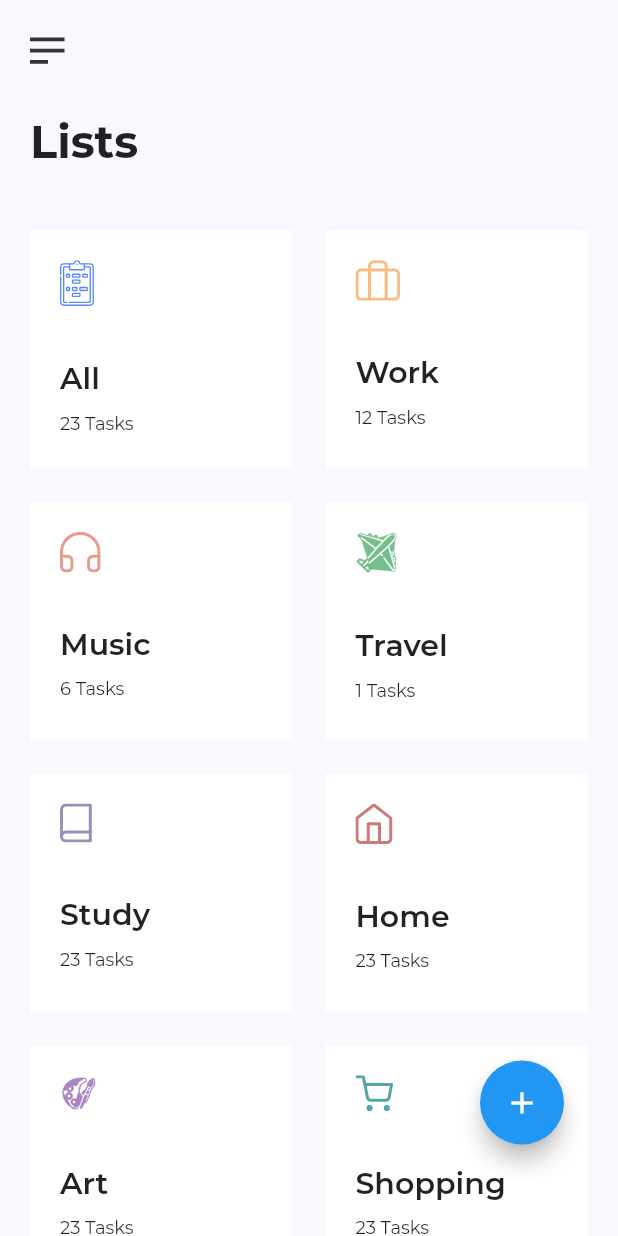
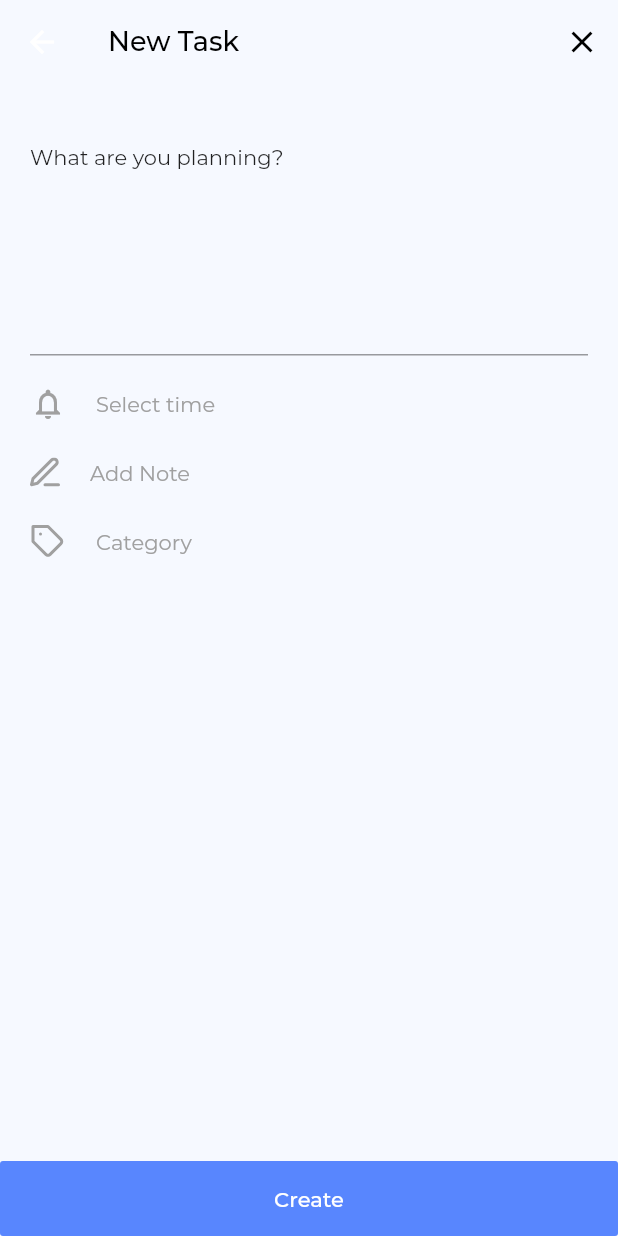
Before and after one commit to chiebuka39/task_app, a Flutter app: the screen it shows after launch, after a tap on the "add" icon, on a phone screen of 412 x 824 dp. Run offline on Flutter 3.47's test engine with Material 2 defaults, Android fonts, the phone set to English and light mode, and no system bars; our stand-ins replace after_layout, cloud_firestore, flutter_datetime_picker, flutter_svg, get_it; missing offline and left inert: select_dialog; accounts and stored records are empty; project files that could hold a hidden picture were left out.

Commit message:
finished all the neccesary tasks

```diff
--- a/lib/data/repo/tasks_api.dart
+++ b/lib/data/repo/tasks_api.dart
@@ -1,3 +1,5 @@
+import 'dart:async';
+
 import 'package:cloud_firestore/cloud_firestore.dart';
 import 'package:task_app/data/models/task.dart';
 
@@ -57,7 +59,7 @@ class TaskApi extends AbstractTaskApi{
   }
 
   @override
-  Future<DataResult<List<Task>>> fetchAllTasks({String churchId, String type}) async{
+  Future<DataResult<List<Task>>> fetchAllTasks() async{
     DataResult<List<Task>> result = DataResult();
     result.error = false;
 
@@ -81,12 +83,39 @@ class TaskApi extends AbstractTaskApi{
     return result;
   }
 
+  Stream<List<Task>> listenForTasks()  {
+    var streamTransformer =
+    StreamTransformer<QuerySnapshot, List<Task>>.fromHandlers(
+      handleData: (QuerySnapshot data, EventSink sink) {
+        List<Task> tasks = [];
+        data.documents.forEach((element) {
+          tasks.add(Task.fromJson(element.data));
+        });
+        sink.add(tasks);
+      },
+      handleError: (error, stacktrace, sink) {
+        print("ppppp release error");
+        sink.addError('Something went wrong: $error');
+      },
+      handleDone: (sink) {
+        sink.close();
+      },
+    );
+    final response =  database
+        .collection("tasks").snapshots();
+
+
+    return response.transform(streamTransformer);
+  }
+
+
 }
 
 abstract class AbstractTaskApi{
 
   Future<DataResult<void>> createTask(Task task);
   Future<DataResult<void>> editTask(Task task);
-  Future<DataResult<List<Task>>> fetchAllTasks({String churchId, String type});
+  Future<DataResult<List<Task>>> fetchAllTasks();
+  Stream<List<Task>> listenForTasks();
 
 }
--- a/lib/data/view_models/task_view_model.dart
+++ b/lib/data/view_models/task_view_model.dart
@@ -1,6 +1,9 @@
 import 'package:flutter/foundation.dart';
 import 'package:task_app/data/data_result.dart';
 import 'package:task_app/data/models/task.dart';
+import 'package:task_app/locator.dart';
+
+import '../repo/tasks_api.dart';
 
 abstract class AbstractTaskViewModel extends ChangeNotifier{
   List<Task> _tasks;
@@ -10,10 +13,12 @@ abstract class AbstractTaskViewModel extends ChangeNotifier{
 
   Future<DataResult<void>> createTask(Task task);
   Future<DataResult<void>> editTask(Task task);
-  Future<DataResult<List<Task>>> fetchAllTasks({String churchId, String type});
+  Future<DataResult<List<Task>>> fetchAllTasks();
+  Stream<List<Task>> listenForTasks();
 }
 
 class TaskViewModel extends AbstractTaskViewModel{
+  final  _api = locator<AbstractTaskApi>();
   @override
   void set tasks(List<Task> value) {
     _tasks= value;
@@ -22,8 +27,7 @@ class TaskViewModel extends AbstractTaskViewModel{
 
   @override
   Future<DataResult<void>> createTask(Task task) {
-    // TODO: implement createTask
-    return null;
+    return _api.createTask(task);
   }
 
   @override
@@ -33,9 +37,13 @@ class TaskViewModel extends AbstractTaskViewModel{
   }
 
   @override
-  Future<DataResult<List<Task>>> fetchAllTasks({String churchId, String type}) {
-    // TODO: implement fetchAllTasks
-    return null;
+  Future<DataResult<List<Task>>> fetchAllTasks() {
+    return _api.fetchAllTasks();
+  }
+
+  @override
+  Stream<List<Task>> listenForTasks() {
+    return _api.listenForTasks();
   }
 
 }
--- /dev/null
+++ b/lib/locator.dart
@@ -0,0 +1,10 @@
+import 'package:get_it/get_it.dart';
+
+import 'data/repo/tasks_api.dart';
+import 'data/repo/tasks_api.dart';
+
+GetIt locator = GetIt.instance;
+void setupLocator() {
+  locator.registerLazySingleton<AbstractTaskApi>(() => TaskApi());
+
+}
--- a/lib/main.dart
+++ b/lib/main.dart
@@ -3,11 +3,15 @@ import 'package:flutter_svg/flutter_svg.dart';
 import 'package:provider/provider.dart';
 import 'package:provider/single_child_widget.dart';
 import 'package:task_app/data/view_models/task_view_model.dart';
+import 'package:task_app/locator.dart';
 import 'package:task_app/screens/home_screennn.dart';
 import 'package:task_app/utils/app_colors.dart';
 import 'package:task_app/utils/app_styles.dart';
 
-void main() => runApp(MyApp());
+void main() {
+  setupLocator();
+  runApp(MyApp());
+}
 
 class MyApp extends StatelessWidget {
   // This widget is the root of your application.
--- a/lib/screens/category_detail_screen.dart
+++ b/lib/screens/category_detail_screen.dart
@@ -3,9 +3,12 @@ import 'package:flutter/material.dart';
 import 'package:flutter_svg/flutter_svg.dart';
 import 'package:task_app/data/models/task.dart';
 import 'package:task_app/screens/home_screennn.dart';
+import 'package:task_app/screens/new_task_screen.dart';
 import 'package:task_app/utils/app_colors.dart';
 import 'package:task_app/utils/app_styles.dart';
 import 'package:task_app/utils/utils.dart';
+
+import '../utils/utils.dart';
 
 class CategoryDetailScreen extends StatefulWidget {
   final Lists lists;
@@ -33,8 +36,15 @@ class _CategoryDetailScreenState extends State<CategoryDetailScreen> {
   var today = DateTime.now();
 
   void handleTasks(List<Task> tasks1) {
-    _pastTasks = tasks1.where((test) => test.time.day < today.day && test.time.month <= today.month).toList();
-    _newTasks = tasks1.where((test) => test.time.day > today.day && test.time.month >= today.month).toList();
+    _pastTasks = tasks1
+        .where((test) =>
+            test.time.day < today.day && test.time.month <= today.month)
+        .toList();
+    _newTasks = tasks1
+        .where((test) =>
+            test.time.day >= today.day && test.time.month >= today.month)
+        .toList();
+
     for (var i = 0; i < _newTasks.length; i++) {
       Task notif = _newTasks[i];
       //print("ooopp ${!notif.time.difference(DateTime.now()).isNegative} -- ${notif.time.toUtc()}");
@@ -49,18 +59,19 @@ class _CategoryDetailScreenState extends State<CategoryDetailScreen> {
         } else {
           tasks.last.add(notif);
         }
-
+      }
     }
 
-
+    if (_pastTasks.isNotEmpty) {
+      tasks.insert(0, _pastTasks);
     }
 
-    tasks.insert(0, _pastTasks);
-    print("tttt $tasks");
+    print("ttggtt $tasks");
   }
 
   @override
   void initState() {
+    print("cccc ${widget.tasks}");
     handleTasks(widget.tasks);
     super.initState();
   }
@@ -68,6 +79,16 @@ class _CategoryDetailScreenState extends State<CategoryDetailScreen> {
   @override
   Widget build(BuildContext context) {
     return Scaffold(
+      floatingActionButton: Padding(
+        padding: const EdgeInsets.only(bottom: 45, right: 20),
+        child: FloatingActionButton(
+          onPressed: () {
+            Navigator.of(context).push(NewTaskScreen.route());
+          },
+          tooltip: 'Increment',
+          child: Icon(Icons.add),
+        ),
+      ),
       body: Stack(
         children: <Widget>[
           Positioned(
@@ -85,7 +106,7 @@ class _CategoryDetailScreenState extends State<CategoryDetailScreen> {
                       color: AppColors.white,
                     ),
                     SizedBox(
-                      height: 37,
+                      height: MediaQuery.of(context).size.height / 40,
                     ),
                     Container(
                       margin: EdgeInsets.only(left: 20),
@@ -136,14 +157,15 @@ class _CategoryDetailScreenState extends State<CategoryDetailScreen> {
                       topLeft: Radius.circular(40),
                       topRight: Radius.circular(40))),
               height: MediaQuery.of(context).size.height / 1.5,
-              child: widget.tasks.isNotEmpty ? CustomScrollView(
+              child: widget.tasks.isNotEmpty
+                  ? CustomScrollView(
                       slivers: <Widget>[
-
                         for (var c in tasks)
                           SliverList(
                             delegate: SliverChildListDelegate([
                               Padding(
-                          padding: const EdgeInsets.only(left: 20, top: 30),
+                                padding:
+                                    const EdgeInsets.only(left: 20, top: 30),
                                 child: Text(
                                   getDatTitle(c.first),
                                   style: AppStyles.taskSubTitle,
@@ -157,7 +179,8 @@ class _CategoryDetailScreenState extends State<CategoryDetailScreen> {
                                   child: Row(
                                     children: <Widget>[
                                       Column(
-                                  crossAxisAlignment: CrossAxisAlignment.start,
+                                        crossAxisAlignment:
+                                            CrossAxisAlignment.start,
                                         children: <Widget>[
                                           Text(
                                             i.title,
@@ -166,25 +189,32 @@ class _CategoryDetailScreenState extends State<CategoryDetailScreen> {
                                           SizedBox(
                                             height: 7,
                                           ),
-                                    Text(
-                                        "${AppUtils.addLeadingZeroIfNeeded(i.time.hour)}:"
-                                            "${AppUtils.addLeadingZeroIfNeeded(i.time.minute)} ${AppUtils.getMonthStringFull(i.time.month)} ${AppUtils.addLeadingZeroIfNeeded(i.time.day)}")
+                                          Text(AppUtils.getDate(i.time))
                                         ],
                                       ),
                                       Spacer(),
-                                SvgPicture.asset("assets/images/unchecked.svg")
+                                      SvgPicture.asset(
+                                          "assets/images/unchecked.svg")
                                     ],
                                   ),
                                 )
                             ]),
                           ),
                       ],
-              ): Center(child: Text("Empty"),),
+                    )
+                  : Center(
+                      child: Text("Empty"),
+                    ),
             ),
           )
         ],
       ),
     );
+  }
+
+  String getDate(Task i) {
+    return "${AppUtils.addLeadingZeroIfNeeded(i.time.hour)}:"
+        "${AppUtils.addLeadingZeroIfNeeded(i.time.minute)} ${AppUtils.getMonthStringFull(i.time.month)} ${AppUtils.addLeadingZeroIfNeeded(i.time.day)}";
   }
 
   String getDatTitle(Task task) {
--- a/lib/screens/home_screennn.dart
+++ b/lib/screens/home_screennn.dart
@@ -1,9 +1,14 @@
+import 'package:after_layout/after_layout.dart';
 import 'package:flutter/material.dart';
 import 'package:flutter_svg/svg.dart';
+import 'package:provider/provider.dart';
 import 'package:task_app/data/models/task.dart';
 import 'package:task_app/screens/category_detail_screen.dart';
+import 'package:task_app/screens/new_task_screen.dart';
 import 'package:task_app/utils/app_colors.dart';
 import 'package:task_app/utils/app_styles.dart';
+
+import '../data/view_models/task_view_model.dart';
 
 class MyHomePage extends StatefulWidget {
   MyHomePage({Key key, this.title}) : super(key: key);
@@ -14,10 +19,11 @@ class MyHomePage extends StatefulWidget {
   _MyHomePageState createState() => _MyHomePageState();
 }
 
-class _MyHomePageState extends State<MyHomePage> {
+class _MyHomePageState extends State<MyHomePage>
+    with AfterLayoutMixin<MyHomePage> {
   int _counter = 0;
   List<Lists> _list = [];
-  List<Task> _tasks = Task.tasks;
+  List<Task> _tasks = [];
   List<Task> _workTasks = [];
   List<Task> _musicTasks = [];
   List<Task> _travelTasks = [];
@@ -25,6 +31,8 @@ class _MyHomePageState extends State<MyHomePage> {
   List<Task> _homeTasks = [];
   List<Task> _artTasks = [];
   List<Task> _shoppingTasks = [];
+
+  AbstractTaskViewModel _taskViewModel;
   void _incrementCounter() {
     setState(() {
       _counter++;
@@ -44,7 +52,21 @@ class _MyHomePageState extends State<MyHomePage> {
       Lists(name: "Shopping", icon: "shop", size: 23),
     ];
 
-    _tasks.forEach((task) {
+    //handleTasks(Task.tasks);
+
+    super.initState();
+  }
+
+  void handleTasks(List<Task> t) {
+    _tasks = [];
+    _workTasks = [];
+    _musicTasks = [];
+    _travelTasks = [];
+    _studyTasks = [];
+    _homeTasks = [];
+    _artTasks = [];
+    _shoppingTasks = [];
+    t.forEach((task) {
       if (task.category == "Work") {
         _workTasks.add(task);
       } else if (task.category == "Music") {
@@ -62,11 +84,41 @@ class _MyHomePageState extends State<MyHomePage> {
       }
     });
 
-    super.initState();
+    _list.asMap().forEach((index,element) {
+      if (element.name == "Work") {
+        _list[index].size = _workTasks.length;
+      } else if (element.name == "Music") {
+        _list[index].size = _musicTasks.length;
+      } else if (element.name == "Travel") {
+        element.size = _travelTasks.length;
+      } else if (element.name == "Study") {
+        _list[index].size = _studyTasks.length;
+      } else if (element.name == "Home") {
+        _list[index].size = _homeTasks.length;
+      } else if (element.name == "Art") {
+        _list[index].size = _artTasks.length;
+      } else if (element.name == "Shopping") {
+        _list[index].size = _shoppingTasks.length;
+      } else if (element.name == "All") {
+        _list[index].size = t.length;
+      }
+    });
+
+    _tasks = t;
+    print("mmmm $_tasks");
+    setState(() {});
+  }
+
+  @override
+  void afterFirstLayout(BuildContext context) async {
+    _taskViewModel.listenForTasks().listen((event) {
+      handleTasks(event);
+    });
   }
 
   @override
   Widget build(BuildContext context) {
+    _taskViewModel = Provider.of(context);
     return Scaffold(
       backgroundColor: AppColors.screenBgColor,
       body: SafeArea(
@@ -99,7 +151,7 @@ class _MyHomePageState extends State<MyHomePage> {
               gridDelegate: new SliverGridDelegateWithFixedCrossAxisCount(
                 mainAxisSpacing: 22.0,
                 crossAxisSpacing: 22.0,
-                childAspectRatio: 1.1,
+                childAspectRatio: 1,
                 crossAxisCount: 2,
               ),
               delegate: new SliverChildBuilderDelegate(
@@ -112,7 +164,7 @@ class _MyHomePageState extends State<MyHomePage> {
                     },
                     child: new Container(
                       padding: EdgeInsets.all(20),
-                      height: 160,
+                      height: 166,
                       color: Colors.white,
                       child: Column(
                         crossAxisAlignment: CrossAxisAlignment.start,
@@ -147,7 +199,9 @@ class _MyHomePageState extends State<MyHomePage> {
       floatingActionButton: Padding(
         padding: const EdgeInsets.only(bottom: 45, right: 20),
         child: FloatingActionButton(
-          onPressed: _incrementCounter,
+          onPressed: (){
+            Navigator.of(context).push(NewTaskScreen.route());
+          },
           tooltip: 'Increment',
           child: Icon(Icons.add),
         ),
--- /dev/null
+++ b/lib/screens/new_task_screen.dart
@@ -0,0 +1,259 @@
+import 'package:flutter/cupertino.dart';
+import 'package:flutter/material.dart';
+import 'package:flutter_datetime_picker/flutter_datetime_picker.dart';
+import 'package:flutter_svg/flutter_svg.dart';
+import 'package:provider/provider.dart';
+import 'package:select_dialog/select_dialog.dart';
+
+import '../data/models/task.dart';
+import '../data/models/task.dart';
+import '../data/view_models/task_view_model.dart';
+import '../utils/app_colors.dart';
+import '../utils/app_styles.dart';
+import '../utils/app_styles.dart';
+import '../utils/utils.dart';
+
+class NewTaskScreen extends StatefulWidget {
+  final Task task;
+
+  const NewTaskScreen({Key key, this.task}) : super(key: key);
+  static Route<dynamic> route({Task task}) {
+    return MaterialPageRoute(
+        builder: (_) => NewTaskScreen(
+              task: task,
+            ),
+        settings: RouteSettings(name: NewTaskScreen().toStringShort()));
+  }
+
+  @override
+  _NewTaskScreenState createState() => _NewTaskScreenState();
+}
+
+class _NewTaskScreenState extends State<NewTaskScreen> {
+  DateTime _time;
+  String _title;
+  String _note;
+  String _category;
+  TextEditingController _titleController;
+  TextEditingController _noteController;
+  var _loading = false;
+  var _scaffoldKey = GlobalKey<ScaffoldState>();
+
+  AbstractTaskViewModel _taskViewModel;
+
+  @override
+  void initState() {
+    _titleController = TextEditingController(text: widget.task == null ? "":widget.task.title);
+    _noteController = TextEditingController(text: widget.task == null ? "":widget.task.note);
+    super.initState();
+  }
+
+  @override
+  void dispose() {
+    _noteController.dispose();
+    _titleController.dispose();
+    super.dispose();
+  }
+
+  @override
+  Widget build(BuildContext context) {
+    _taskViewModel = Provider.of(context);
+    return Scaffold(
+      key: _scaffoldKey,
+      backgroundColor: AppColors.newTaskBgColor,
+      appBar: AppBar(
+        elevation: 0,
+        backgroundColor: Colors.transparent,
+        title: Text(
+          "New Task",
+          style: AppStyles.newTaskAppBartStyle,
+        ),
+        actions: <Widget>[
+          IconButton(
+            icon: Icon(
+              Icons.clear,
+              color: Colors.black,
+            ),
+            onPressed: () {},
+          )
+        ],
+      ),
+      body: GestureDetector(
+        onTap: () {
+          FocusScope.of(context).requestFocus(FocusNode());
+        },
+        child: Column(
+          children: <Widget>[
+            Expanded(
+              child: Container(
+                child: Column(
+                  crossAxisAlignment: CrossAxisAlignment.start,
+                  children: <Widget>[
+                    SizedBox(
+                      height: 40,
+                    ),
+                    Padding(
+                      padding: const EdgeInsets.symmetric(horizontal: 20),
+                      child: Text("What are you planning?"),
+                    ),
+                    Padding(
+                      padding: const EdgeInsets.symmetric(horizontal: 20),
+                      child: TextField(
+                        textCapitalization: TextCapitalization.sentences,
+                        controller: _titleController,
+                        maxLines: 5,
+                        decoration: InputDecoration(
+
+                        ),
+                      ),
+                    ),
+                    SizedBox(
+                      height: 20,
+                    ),
+                    InkWell(
+                      onTap: () {
+                        DatePicker.showDateTimePicker(context,
+                            showTitleActions: true,
+                            minTime: DateTime(DateTime.now().year),
+                            maxTime: DateTime(2030),
+                            onChanged: (date) {}, onConfirm: (date) {
+                          print('confirm $date');
+                          setState(() {
+                            _time = date;
+                          });
+                        }, locale: LocaleType.en);
+                      },
+                      child: Container(
+                        child: Row(
+                          children: <Widget>[
+                            SizedBox(
+                              width: 20,
+                            ),
+                            Icon(
+                              Icons.notifications_none,
+                              color: _time == null
+                                  ? AppColors.iconUnSelectedColor
+                                  : AppColors.primaryColor,
+                            ),
+                            SizedBox(
+                              width: 20,
+                            ),
+                            Text(
+                              _time == null?"Select time": AppUtils.getDate2(_time),
+                              style: _time == null
+                                  ? AppStyles.newTaskOptionsUnSelected
+                                  : AppStyles.newTaskOptionsSelected,
+                            )
+                          ],
+                        ),
+                      ),
+                    ),
+                    SizedBox(
+                      height: 10,
+                    ),
+                    Row(
+                      children: <Widget>[
+                        SizedBox(
+                          width: 20,
+                        ),
+                        SvgPicture.asset("assets/images/note.svg", color: _note == null
+                            ? AppColors.iconUnSelectedColor
+                            : AppColors.primaryColor,),
+                        SizedBox(
+                          width: 20,
+                        ),
+                        Expanded(
+                          child: TextField(
+                            controller: _noteController,
+                            decoration: InputDecoration(
+                              hintText: "Add Note",
+                              hintStyle: AppStyles.newTaskOptionsUnSelected,
+                              border: InputBorder.none
+                            ),
+                          ),
+                        )
+                      ],
+                    ),
+                    SizedBox(
+                      height: 10,
+                    ),
+                    InkWell(
+                      onTap: (){
+                        SelectDialog.showModal<String>(
+                          context,
+                          label: "Simple Example",
+                          selectedValue: _category,
+                          items: ["Work","Music","Travel","Study","Home","Art","Shopping"],
+                          onChange: (String selected) {
+                            setState(() {
+                              _category = selected;
+                            });
+                          },
+                        );
+                      },
+                      child: Container(
+                        child: Row(
+                          children: <Widget>[
+                            SizedBox(
+                              width: 20,
+                            ),
+                            SvgPicture.asset("assets/images/tag.svg",color: _note == null
+                                ? AppColors.iconUnSelectedColor
+                                : AppColors.primaryColor),
+                            SizedBox(
+                              width: 20,
+                            ),
+                            Text("Category", style: AppStyles.newTaskOptionsUnSelected,)
+                          ],
+                        ),
+                      ),
+                    ),
+                    SizedBox(
+                      height: 30,
+                    ),
+                  ],
+                ),
+              ),
+            ),
+            Container(
+              height: 50,
+              width: double.infinity,
+              child: FlatButton(
+                onPressed: () async{
+                  var error = SnackBar(content: Text('You missed one or two fields'), backgroundColor: Colors.redAccent,);
+                  var error2 = SnackBar(content: Text('Could not create a new task, try again'), backgroundColor: Colors.redAccent,);
+                  var success = SnackBar(content: Text('Successfully Created a task'), backgroundColor: Colors.greenAccent,);
+                  if(_time == null || _noteController.text.isEmpty||_titleController.text.isEmpty){
+                    _scaffoldKey.currentState.showSnackBar(error);
+                  }else{
+                    setState(() {
+                      _loading = true;
+                    });
+                    var result = await _taskViewModel.createTask(Task(
+                        title: _titleController.text.trim(),
+                        note: _noteController.text.trim(),
+                        time: _time,
+                        category: "Art"
+                    ));
+                    if(result.error == true){
+                      _scaffoldKey.currentState..showSnackBar(error2);
+                    }else{
+                      _scaffoldKey.currentState.showSnackBar(success);
+                      Future.delayed(Duration(seconds: 1)).then((value) => Navigator.of(context).popUntil((route) => route.isFirst));
+                    }
+                  }
+
+                },
+                child: _loading == true ? CircularProgressIndicator(valueColor: AlwaysStoppedAnimation<Color>(Colors.white),): Text(
+                  "Create",
+                  style: TextStyle(color: Colors.white),
+                ),
+                color: AppColors.primaryColor,
+              ),
+            )
+          ],
+        ),
+      ),
+    );
+  }
+}
--- a/lib/utils/app_colors.dart
+++ b/lib/utils/app_colors.dart
@@ -2,9 +2,11 @@ import 'package:flutter/material.dart';
 
 class AppColors{
   static Color screenBgColor = Color(0xFFF7F9FF);
+  static Color newTaskBgColor = Color(0xFFF6F9FF);
   static Color menuIcongColor = Color(0xFF333333);
   static Color primaryColor = Color(0xFF5886FE);
   static Color white = Color(0xFFFFFFFF);
   static Color textColor = Color(0xFF6F6F6F);
+  static Color iconUnSelectedColor = Color(0xFFA0A0A0);
   static Color textColor2 = Color(0xFF333333);
 }
--- a/lib/utils/app_styles.dart
+++ b/lib/utils/app_styles.dart
@@ -7,6 +7,9 @@ class AppStyles{
   static TextStyle h3StyleWhite = TextStyle(fontSize: 16,fontWeight: FontWeight.normal, color: Colors.white);
   static TextStyle taskSubTitle = TextStyle(fontSize: 14,fontWeight: FontWeight.normal, color: AppColors.textColor);
   static TextStyle taskItemTitle = TextStyle(fontSize: 14,fontWeight: FontWeight.bold, color: AppColors.textColor2);
+  static TextStyle newTaskOptionsUnSelected = TextStyle(fontSize: 14,fontWeight: FontWeight.normal, color: AppColors.iconUnSelectedColor);
+  static TextStyle newTaskOptionsSelected = TextStyle(fontSize: 14,fontWeight: FontWeight.w600);
   static TextStyle itemStyle = TextStyle(fontSize: 20,fontWeight: FontWeight.w600);
   static TextStyle itemCountStyle = TextStyle(fontSize: 12,fontWeight: FontWeight.normal);
+  static TextStyle newTaskAppBartStyle = TextStyle(fontSize: 18,fontWeight: FontWeight.w500, color: Colors.black);
 }
--- a/lib/utils/utils.dart
+++ b/lib/utils/utils.dart
@@ -45,4 +45,12 @@ class AppUtils{
     }
     return value.toString();
   }
+
+  static String getDate(DateTime time) {
+    return "${addLeadingZeroIfNeeded(time.hour)}:"
+        "${addLeadingZeroIfNeeded(time.minute)} ${getMonthStringFull(time.month)} ${addLeadingZeroIfNeeded(time.day)}";
+  }
+  static String getDate2(DateTime time) {
+    return "${getMonthStringFull(time.month)} ${addLeadingZeroIfNeeded(time.day)}, ${addLeadingZeroIfNeeded(time.hour)}:${addLeadingZeroIfNeeded(time.minute)}";
+  }
 }
--- a/pubspec.yaml
+++ b/pubspec.yaml
@@ -28,6 +28,9 @@ dependencies:
   cloud_firestore: ^0.12.9+4
   provider: ^4.0.4
   get_it: ^4.0.2
+  after_layout: ^1.0.7+2
+  flutter_datetime_picker: ^1.3.8
+  select_dialog: ^1.1.0
 
 dev_dependencies:
   flutter_test:
```
Also changed, not shown: assets/images/note.svg (added), assets/images/tag.svg (added), pubspec.lock, 7 other files. Lines whose indentation alone changed are shown as unchanged.
